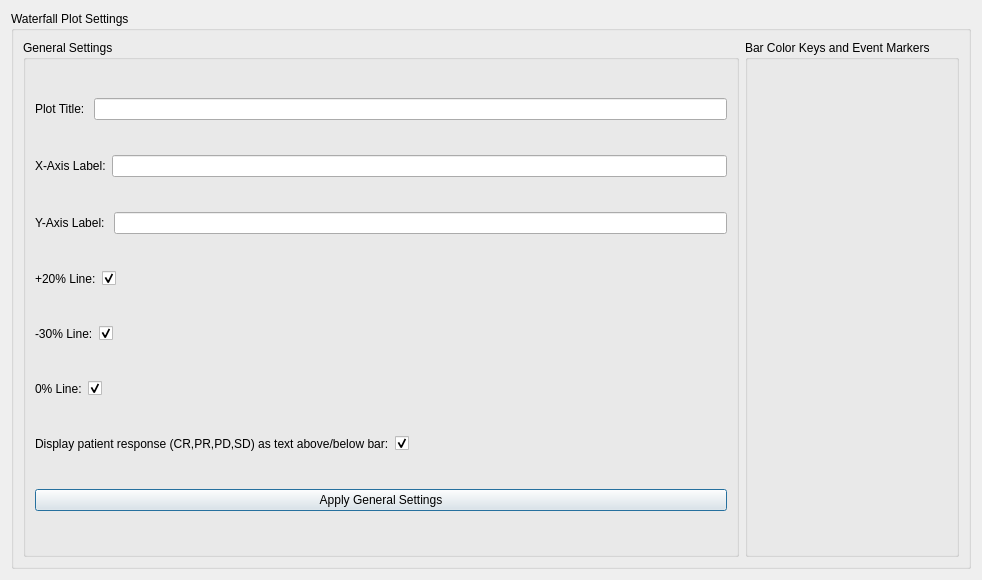
The window that qt_gui/waterfall.ui (Ngoyal95/OncoPlotter) describes before a commit, drawn with Qt 5.
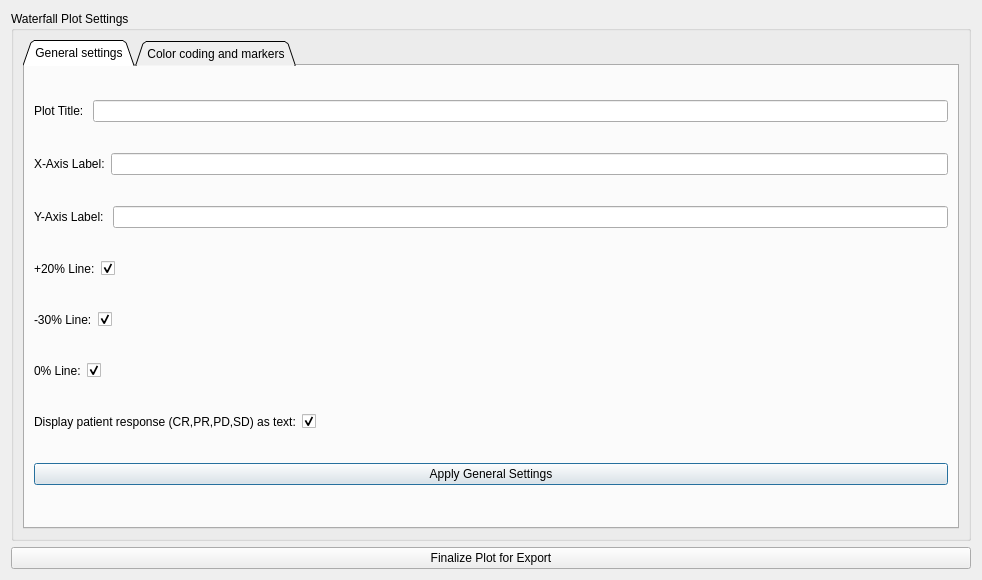
The same window after the commit.

Commit message: Added editable table to view data for waterfall plot. No data display yet. GUI pending revision

```diff
--- a/qt_gui/waterfall.ui
+++ b/qt_gui/waterfall.ui
@@ -13,27 +13,26 @@
   <property name="windowTitle">
    <string>Dialog</string>
   </property>
-  <layout class="QGridLayout" name="gridLayout_2">
-   <item row="0" column="0">
+  <layout class="QVBoxLayout" name="verticalLayout_2">
+   <item>
     <widget class="QGroupBox" name="plot_settings">
      <property name="title">
       <string>Waterfall Plot Settings</string>
      </property>
-     <layout class="QGridLayout" name="gridLayout_3">
-      <item row="0" column="1">
-       <widget class="QGroupBox" name="bar_keys_and_event_markers">
-        <property name="title">
-         <string>Bar Color Keys and Event Markers</string>
+     <layout class="QHBoxLayout" name="horizontalLayout">
+      <item>
+       <widget class="QTabWidget" name="tabWidget">
+        <property name="tabShape">
+         <enum>QTabWidget::Triangular</enum>
         </property>
-        <layout class="QGridLayout" name="gridLayout"/>
-       </widget>
-      </item>
-      <item row="0" column="0">
-       <widget class="QGroupBox" name="general_settings">
-        <property name="title">
-         <string>General Settings</string>
+        <property name="currentIndex">
+         <number>0</number>
         </property>
-        <layout class="QVBoxLayout" name="verticalLayout_2">
+        <widget class="QWidget" name="tab">
+         <attribute name="title">
+          <string>General settings</string>
+         </attribute>
+         <layout class="QVBoxLayout" name="verticalLayout">
          <item>
           <layout class="QHBoxLayout" name="plot_title_layout">
            <item>
@@ -186,7 +185,7 @@
            <item>
             <widget class="QLabel" name="label_7">
              <property name="text">
-              <string>Display patient response (CR,PR,PD,SD) as text above/below bar:</string>
+               <string>Display patient response (CR,PR,PD,SD) as text:</string>
              </property>
             </widget>
            </item>
@@ -224,10 +223,27 @@
          </item>
         </layout>
        </widget>
+        <widget class="QWidget" name="tab_2">
+         <attribute name="title">
+          <string>Color coding and markers</string>
+         </attribute>
+         <layout class="QHBoxLayout" name="horizontalLayout_2"/>
+        </widget>
+       </widget>
+      </item>
+      <item>
+       <layout class="QVBoxLayout" name="data_viewer_container"/>
       </item>
      </layout>
     </widget>
    </item>
+   <item>
+    <widget class="QPushButton" name="pushButton">
+     <property name="text">
+      <string>Finalize Plot for Export</string>
+     </property>
+    </widget>
+   </item>
   </layout>
  </widget>
  <resources/>
```
Lines whose indentation alone changed are shown as unchanged. The commit also changes 8 other files.
